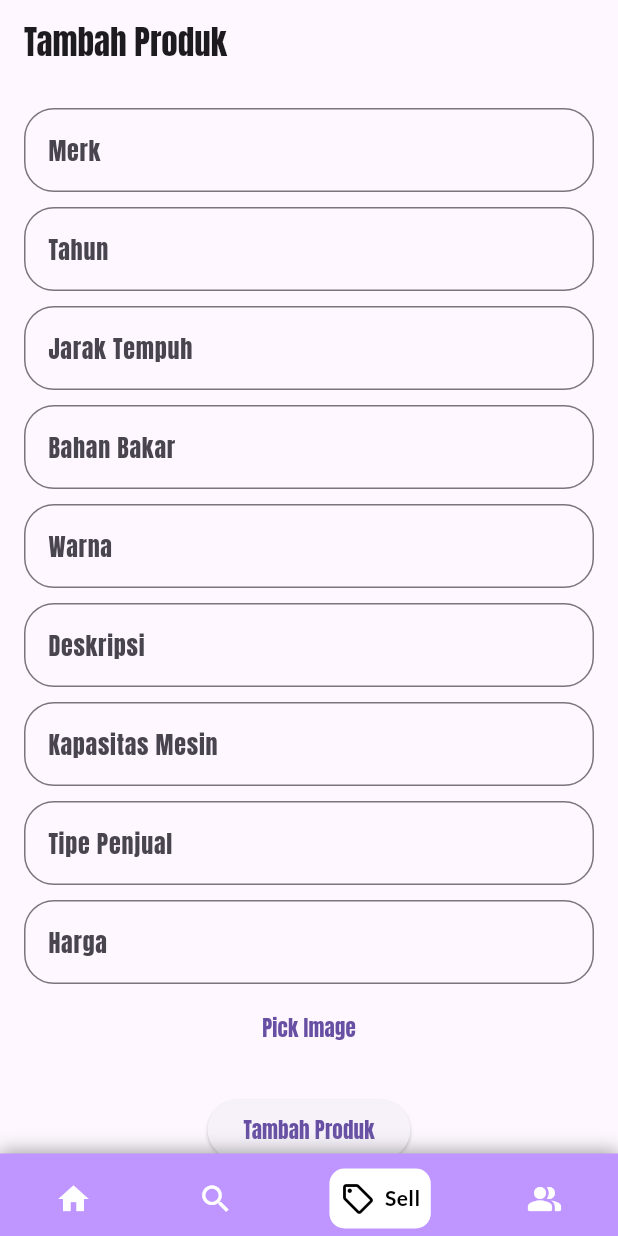
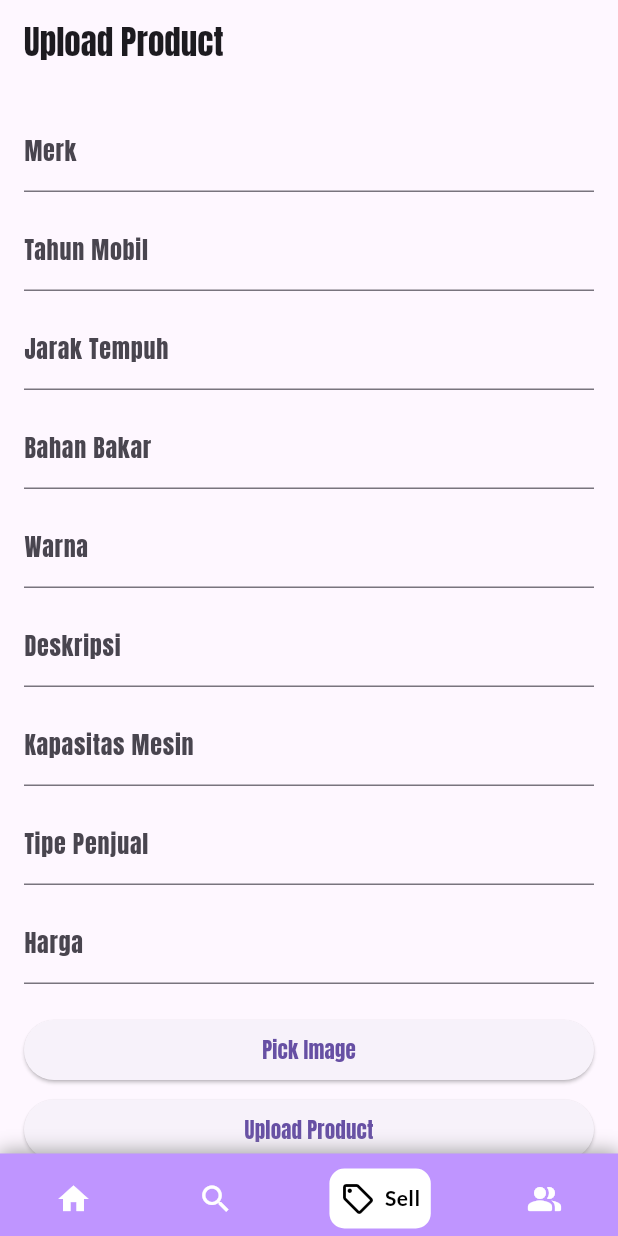
Before and after one commit to MYusufRahmana/AppTradeTrove, a Flutter app: the Navbar screen opened directly, item 3 of the bottom bar chosen, on a phone screen of 412 x 824 dp. Run offline on Flutter 3.47's test engine with Material 3 defaults, Android fonts, the phone set to English and light mode, and no system bars; drawn by our look-alikes of google_nav_bar; our stand-ins replace cloud_firestore, firebase_auth, firebase_core, firebase_storage, image_picker; missing offline and left inert: dart:html; accounts and stored records are empty.

Commit message:
Tahap 3 : Make fitur Add Product

```diff
--- a/lib/navbar.dart
+++ b/lib/navbar.dart
@@ -17,7 +17,7 @@ class NavbarState extends State<Navbar> {
   static List<Widget> _widgetOptions = <Widget>[
     HomeScreen(),
     SearchScreen(),
-    AddProductScreen(),
+    UploadProductScreen(),
     ProfileScreen(),
   ];
 
--- a/lib/screens/Sell_screen.dart
+++ b/lib/screens/Sell_screen.dart
@@ -1,16 +1,16 @@
+import 'dart:io';
 import 'package:flutter/material.dart';
 import 'package:image_picker/image_picker.dart';
 import 'package:tradetrove/services/product.dart';
-import 'package:firebase_auth/firebase_auth.dart';
 
-class AddProductScreen extends StatefulWidget {
-  const AddProductScreen({Key? key}) : super(key: key);
+class UploadProductScreen extends StatefulWidget {
+  const UploadProductScreen({Key? key}) : super(key: key);
 
   @override
-  _AddProductScreenState createState() => _AddProductScreenState();
+  _UploadProductScreenState createState() => _UploadProductScreenState();
 }
 
-class _AddProductScreenState extends State<AddProductScreen> {
+class _UploadProductScreenState extends State<UploadProductScreen> {
   final _merkController = TextEditingController();
   final _tahunController = TextEditingController();
   final _jarakTempuhController = TextEditingController();
@@ -23,26 +23,111 @@ class _AddProductScreenState extends State<AddProductScreen> {
   XFile? _imageFile;
 
   Future<void> _pickImage() async {
-    final PickedFile = await ImagePicker().pickImage(source: ImageSource.gallery);
-    if (PickedFile != null) {
+    final pickedFile =
+        await ImagePicker().pickImage(source: ImageSource.gallery);
+    if (pickedFile != null) {
       setState(() {
-        _imageFile = XFile(PickedFile.path);
+        _imageFile = pickedFile;
       });
     }
   }
 
-  void _addProduct() async {
+  @override
+  Widget build(BuildContext context) {
+    return Scaffold(
+      appBar: AppBar(
+        title: Text('Upload Product'),
+      ),
+      body: ListView(
+        padding: const EdgeInsets.all(16.0),
+        children: [
+          TextField(
+            controller: _merkController,
+            decoration: InputDecoration(labelText: 'Merk'),
+          ),
+          SizedBox(height: 10.0),
+          TextField(
+            controller: _tahunController,
+            keyboardType: TextInputType.number,
+            decoration: InputDecoration(labelText: 'Tahun Mobil'),
+          ),
+          SizedBox(height: 10.0),
+          TextField(
+            controller: _jarakTempuhController,
+            decoration: InputDecoration(labelText: 'Jarak Tempuh'),
+          ),
+          SizedBox(height: 10.0),
+          TextField(
+            controller: _bahanBakarController,
+            decoration: InputDecoration(labelText: 'Bahan Bakar'),
+          ),
+          SizedBox(height: 10.0),
+          TextField(
+            controller: _warnaController,
+            decoration: InputDecoration(labelText: 'Warna'),
+          ),
+          SizedBox(height: 10.0),
+          TextField(
+            controller: _descriptionController,
+            decoration: InputDecoration(labelText: 'Deskripsi'),
+          ),
+          SizedBox(height: 10.0),
+          TextField(
+            controller: _kapasitasMesinController,
+            decoration: InputDecoration(labelText: 'Kapasitas Mesin'),
+          ),
+          SizedBox(height: 10.0),
+          TextField(
+            controller: _tipePenjualController,
+            decoration: InputDecoration(labelText: 'Tipe Penjual'),
+          ),
+          SizedBox(height: 10.0),
+          TextField(
+            controller: _hargaController,
+            decoration: InputDecoration(labelText: 'Harga'),
+          ),
+          SizedBox(height: 20.0),
+          ElevatedButton(
+            onPressed: _pickImage,
+            child: Text(_imageFile == null ? 'Pick Image' : 'Image Selected'),
+          ),
+          SizedBox(height: 5.0),
+          _imageFile != null ? Image.network((_imageFile!.path)) : Container(),
+          ElevatedButton(
+            onPressed: () {
+              _uploadProduct();
+            },
+            child: Text('Upload Product'),
+          ),
+        ],
+      ),
+    );
+  }
+
+  void _uploadProduct() async {
+    if (_merkController.text.isEmpty ||
+        _tahunController.text.isEmpty ||
+        _jarakTempuhController.text.isEmpty ||
+        _bahanBakarController.text.isEmpty ||
+        _warnaController.text.isEmpty ||
+        _descriptionController.text.isEmpty ||
+        _kapasitasMesinController.text.isEmpty ||
+        _tipePenjualController.text.isEmpty ||
+        _hargaController.text.isEmpty) {
+      ScaffoldMessenger.of(context).showSnackBar(
+        SnackBar(content: Text('Please fill in all fields')),
+      );
+      return;
+    }
+    if (_imageFile == null) {
+      ScaffoldMessenger.of(context).showSnackBar(
+        SnackBar(content: Text('Please select an image')),
+      );
+      return;
+    }
+
     try {
-      User? user = FirebaseAuth.instance.currentUser;
-      if (user == null) {
-        ScaffoldMessenger.of(context).showSnackBar(
-          const SnackBar(content: Text('User tidak ditemukan')),
-        );
-        return;
-      }
-
-      String uid = user.uid;
-
+      final uid = 'uid';
       await ProductService().createProduct(
         uid: uid,
         merk: _merkController.text,
@@ -56,134 +141,32 @@ class _AddProductScreenState extends State<AddProductScreen> {
         harga: _hargaController.text,
         imageFile: _imageFile,
       );
+
       ScaffoldMessenger.of(context).showSnackBar(
-        const SnackBar(content: Text('Produk berhasil ditambahkan')),
+        SnackBar(content: Text('Product uploaded successfully')),
       );
-      Navigator.of(context).pop();
+
+      // Clear all text fields and image selection after upload
+      _clearFields();
     } catch (e) {
       ScaffoldMessenger.of(context).showSnackBar(
-        SnackBar(content: Text('Gagal menambahkan produk: $e')),
+        SnackBar(content: Text('Failed to upload product')),
       );
     }
   }
 
-  @override
-  Widget build(BuildContext context) {
-    return Scaffold(
-      appBar: AppBar(
-        title: const Text('Tambah Produk'),
-      ),
-      body: SingleChildScrollView(
-        padding: const EdgeInsets.all(16.0),
-        child: Column(
-          children: [
-            TextField(
-              controller: _merkController,
-              decoration: InputDecoration(
-                labelText: 'Merk',
-                border: OutlineInputBorder(
-                  borderRadius: BorderRadius.circular(20.0),
-                ),
-              ),
-            ),
-            const SizedBox(height: 10.0),
-            TextField(
-              controller: _tahunController,
-              decoration: InputDecoration(
-                labelText: 'Tahun',
-                border: OutlineInputBorder(
-                  borderRadius: BorderRadius.circular(20.0),
-                ),
-              ),
-            ),
-            const SizedBox(height: 10.0),
-            TextField(
-              controller: _jarakTempuhController,
-              decoration: InputDecoration(
-                labelText: 'Jarak Tempuh',
-                border: OutlineInputBorder(
-                  borderRadius: BorderRadius.circular(20.0),
-                ),
-              ),
-            ),
-            const SizedBox(height: 10.0),
-            TextField(
-              controller: _bahanBakarController,
-              decoration: InputDecoration(
-                labelText: 'Bahan Bakar',
-                border: OutlineInputBorder(
-                  borderRadius: BorderRadius.circular(20.0),
-                ),
-              ),
-            ),
-            const SizedBox(height: 10.0),
-            TextField(
-              controller: _warnaController,
-              decoration: InputDecoration(
-                labelText: 'Warna',
-                border: OutlineInputBorder(
-                  borderRadius: BorderRadius.circular(20.0),
-                ),
-              ),
-            ),
-            const SizedBox(height: 10.0),
-            TextField(
-              controller: _descriptionController,
-              decoration: InputDecoration(
-                labelText: 'Deskripsi',
-                border: OutlineInputBorder(
-                  borderRadius: BorderRadius.circular(20.0),
-                ),
-              ),
-            ),
-            const SizedBox(height: 10.0),
-            TextField(
-              controller: _kapasitasMesinController,
-              decoration: InputDecoration(
-                labelText: 'Kapasitas Mesin',
-                border: OutlineInputBorder(
-                  borderRadius: BorderRadius.circular(20.0),
-                ),
-              ),
-            ),
-            const SizedBox(height: 10.0),
-            TextField(
-              controller: _tipePenjualController,
-              decoration: InputDecoration(
-                labelText: 'Tipe Penjual',
-                border: OutlineInputBorder(
-                  borderRadius: BorderRadius.circular(20.0),
-                ),
-              ),
-            ),
-            const SizedBox(height: 10.0),
-            TextField(
-              controller: _hargaController,
-              decoration: InputDecoration(
-                labelText: 'Harga',
-                border: OutlineInputBorder(
-                  borderRadius: BorderRadius.circular(20.0),
-                ),
-              ),
-            ),
-            const SizedBox(height: 5.0),
-            _imageFile != null
-                ? Image.network(_imageFile!.path, fit: BoxFit.cover)
-                : Container(),
-            TextButton(
-              onPressed: _pickImage,
-              child: const Text('Pick Image'),
-            ),
-             const SizedBox(height: 20.0),
-            Center(
-              child: ElevatedButton(
-                onPressed: _addProduct,
-                child: const Text('Tambah Produk'),
-              )
-            ),
-          ],
-        ),
-      ),
-    );
+  void _clearFields() {
+    _merkController.clear();
+    _tahunController.clear();
+    _jarakTempuhController.clear();
+    _bahanBakarController.clear();
+    _warnaController.clear();
+    _descriptionController.clear();
+    _kapasitasMesinController.clear();
+    _tipePenjualController.clear();
+    _hargaController.clear();
+    setState(() {
+      _imageFile = null;
+    });
   }
 }
--- a/lib/services/product.dart
+++ b/lib/services/product.dart
@@ -1,10 +1,12 @@
+import 'dart:io';
+
 import 'package:cloud_firestore/cloud_firestore.dart';
+import 'package:firebase_storage/firebase_storage.dart';
 import 'package:image_picker/image_picker.dart';
-import 'package:tradetrove/services/image.dart';
 
 class ProductService {
-  static final FirebaseFirestore _database = FirebaseFirestore.instance;
-  static final CollectionReference _productCollection = _database.collection('product');
+  final FirebaseFirestore _firestore = FirebaseFirestore.instance;
+  final FirebaseStorage _storage = FirebaseStorage.instance;
 
   Future<void> createProduct({
     required String uid,
@@ -20,11 +22,15 @@ class ProductService {
     XFile? imageFile,
   }) async {
     try {
-      String? urlImage;
+      String imageUrl = '';
       if (imageFile != null) {
-        urlImage = await ImageService.uploadImage(imageFile, 'product_images');
+        final storageRef = _storage.ref().child('products/${imageFile.name}');
+        await storageRef.putFile(File(imageFile.path));
+        imageUrl = await storageRef.getDownloadURL();
       }
-      Map<String, dynamic> newProduct = {
+
+      await _firestore.collection('products').add({
+        'uid': uid,
         'merk': merk,
         'tahun': tahun,
         'jarakTempuh': jarakTempuh,
@@ -34,11 +40,11 @@ class ProductService {
         'kapasitasMesin': kapasitasMesin,
         'tipePenjual': tipePenjual,
         'harga': harga,
-        'urlImage': urlImage,
-      };
-      await _productCollection.doc(uid).set(newProduct);
+        'imageUrl': imageUrl,
+        'createdAt': FieldValue.serverTimestamp(),
+      });
     } catch (e) {
-      throw Exception('Gagal menambahkan produk: $e');
+      throw Exception('Error creating product: $e');
     }
   }
 }
```
